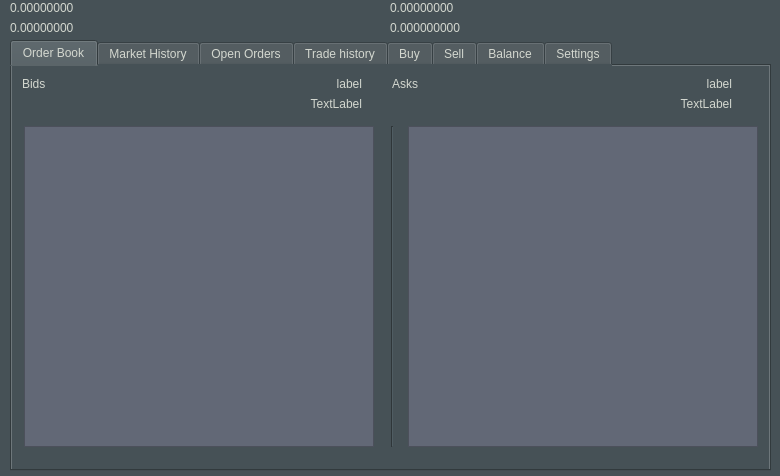
The window that src/qt/forms/tradingdialog.ui (NewCapital/TWINS-Core) describes before a commit, drawn with Qt 5.
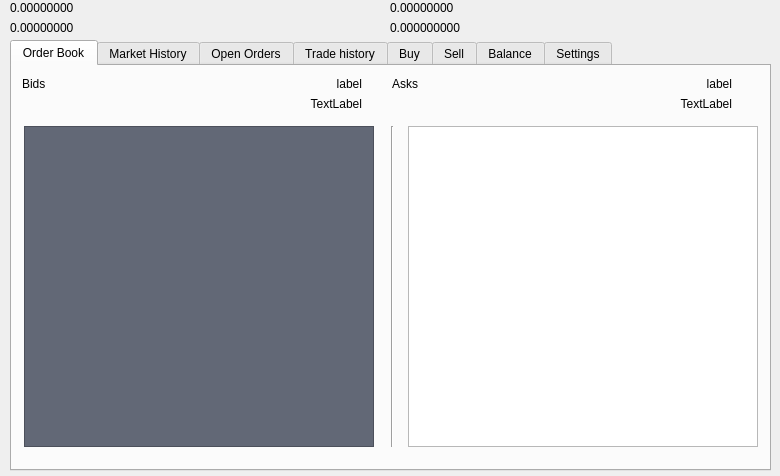
The same window after the commit. The open tabs and pages were chosen to show the change. Icons and pictures are not drawn.

Patch:
```diff
--- a/src/qt/forms/tradingdialog.ui
+++ b/src/qt/forms/tradingdialog.ui
@@ -13,10 +13,6 @@
   <property name="windowTitle">
    <string>Bittrex API</string>
   </property>
-  <property name="styleSheet">
-   <string notr="true">background-color:rgb(70, 81, 86);
-color:rgb(211, 215, 207);</string>
-  </property>
   <widget class="QTabWidget" name="TradingTabWidget">
    <property name="enabled">
     <bool>true</bool>
@@ -250,178 +246,6 @@
        <height>321</height>
       </rect>
      </property>
-     <property name="palette">
-      <palette>
-       <active>
-        <colorrole role="WindowText">
-         <brush brushstyle="SolidPattern">
-          <color alpha="255">
-           <red>211</red>
-           <green>215</green>
-           <blue>207</blue>
-          </color>
-         </brush>
-        </colorrole>
-        <colorrole role="Button">
-         <brush brushstyle="SolidPattern">
-          <color alpha="255">
-           <red>98</red>
-           <green>104</green>
-           <blue>118</blue>
-          </color>
-         </brush>
-        </colorrole>
-        <colorrole role="Text">
-         <brush brushstyle="SolidPattern">
-          <color alpha="255">
-           <red>211</red>
-           <green>215</green>
-           <blue>207</blue>
-          </color>
-         </brush>
-        </colorrole>
-        <colorrole role="ButtonText">
-         <brush brushstyle="SolidPattern">
-          <color alpha="255">
-           <red>211</red>
-           <green>215</green>
-           <blue>207</blue>
-          </color>
-         </brush>
-        </colorrole>
-        <colorrole role="Base">
-         <brush brushstyle="SolidPattern">
-          <color alpha="255">
-           <red>98</red>
-           <green>104</green>
-           <blue>118</blue>
-          </color>
-         </brush>
-        </colorrole>
-        <colorrole role="Window">
-         <brush brushstyle="SolidPattern">
-          <color alpha="255">
-           <red>98</red>
-           <green>104</green>
-           <blue>118</blue>
-          </color>
-         </brush>
-        </colorrole>
-       </active>
-       <inactive>
-        <colorrole role="WindowText">
-         <brush brushstyle="SolidPattern">
-          <color alpha="255">
-           <red>211</red>
-           <green>215</green>
-           <blue>207</blue>
-          </color>
-         </brush>
-        </colorrole>
-        <colorrole role="Button">
-         <brush brushstyle="SolidPattern">
-          <color alpha="255">
-           <red>98</red>
-           <green>104</green>
-           <blue>118</blue>
-          </color>
-         </brush>
-        </colorrole>
-        <colorrole role="Text">
-         <brush brushstyle="SolidPattern">
-          <color alpha="255">
-           <red>211</red>
-           <green>215</green>
-           <blue>207</blue>
-          </color>
-         </brush>
-        </colorrole>
-        <colorrole role="ButtonText">
-         <brush brushstyle="SolidPattern">
-          <color alpha="255">
-           <red>211</red>
-           <green>215</green>
-           <blue>207</blue>
-          </color>
-         </brush>
-        </colorrole>
-        <colorrole role="Base">
-         <brush brushstyle="SolidPattern">
-          <color alpha="255">
-           <red>98</red>
-           <green>104</green>
-           <blue>118</blue>
-          </color>
-         </brush>
-        </colorrole>
-        <colorrole role="Window">
-         <brush brushstyle="SolidPattern">
-          <color alpha="255">
-           <red>98</red>
-           <green>104</green>
-           <blue>118</blue>
-          </color>
-         </brush>
-        </colorrole>
-       </inactive>
-       <disabled>
-        <colorrole role="WindowText">
-         <brush brushstyle="SolidPattern">
-          <color alpha="255">
-           <red>211</red>
-           <green>215</green>
-           <blue>207</blue>
-          </color>
-         </brush>
-        </colorrole>
-        <colorrole role="Button">
-         <brush brushstyle="SolidPattern">
-          <color alpha="255">
-           <red>98</red>
-           <green>104</green>
-           <blue>118</blue>
-          </color>
-         </brush>
-        </colorrole>
-        <colorrole role="Text">
-         <brush brushstyle="SolidPattern">
-          <color alpha="255">
-           <red>211</red>
-           <green>215</green>
-           <blue>207</blue>
-          </color>
-         </brush>
-        </colorrole>
-        <colorrole role="ButtonText">
-         <brush brushstyle="SolidPattern">
-          <color alpha="255">
-           <red>211</red>
-           <green>215</green>
-           <blue>207</blue>
-          </color>
-         </brush>
-        </colorrole>
-        <colorrole role="Base">
-         <brush brushstyle="SolidPattern">
-          <color alpha="255">
-           <red>98</red>
-           <green>104</green>
-           <blue>118</blue>
-          </color>
-         </brush>
-        </colorrole>
-        <colorrole role="Window">
-         <brush brushstyle="SolidPattern">
-          <color alpha="255">
-           <red>98</red>
-           <green>104</green>
-           <blue>118</blue>
-          </color>
-         </brush>
-        </colorrole>
-       </disabled>
-      </palette>
-     </property>
      <property name="font">
       <font>
        <pointsize>9</pointsize>
@@ -429,10 +253,6 @@
        <bold>false</bold>
       </font>
      </property>
-     <property name="styleSheet">
-      <string notr="true">background-color:rgb(98, 104, 118);
-color:rgb(211, 215, 207);</string>
-     </property>
      <property name="horizontalScrollBarPolicy">
       <enum>Qt::ScrollBarAsNeeded</enum>
      </property>
```
Left out of the diff: 867 changed lines with no effect on the pictures.
